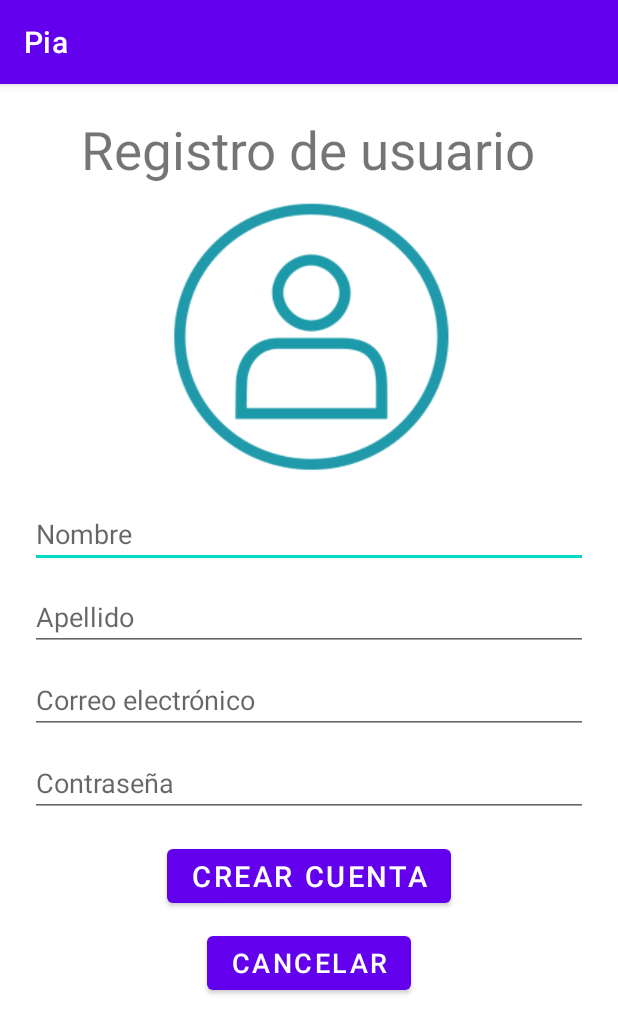
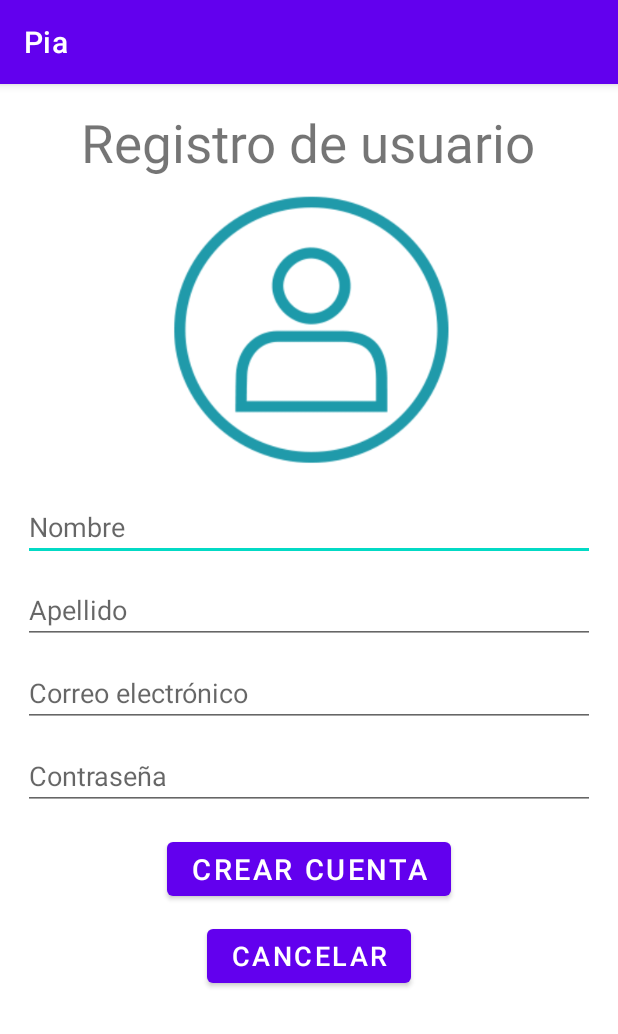
Before and after one commit to Devany15/EcoApp2, an Android app: the Registro screen opened directly, with no data from a screen before it, on a phone screen of 412 x 824 dp. Shown: the top 1034 px of the screen. Run offline under Robolectric (Android 15) with nearby library versions, the phone set to English and light mode, and no system bars; 3 statements that could not run were skipped.

Commit message:
Update activity_registro.xml

```diff
--- a/app/src/main/res/layout/activity_registro.xml
+++ b/app/src/main/res/layout/activity_registro.xml
@@ -6,7 +6,7 @@
     android:layout_height="match_parent"
     android:orientation="vertical"
     tools:context=".Registro"
-    android:layout_margin="20dp">
+    android:layout_margin="15dp">
 <TextView
     android:layout_width="wrap_content"
     android:layout_height="wrap_content"
```
